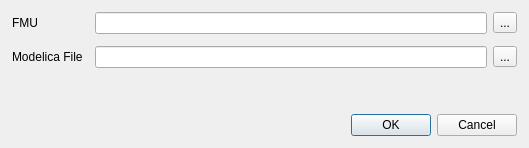
Qt form modelica_fmi/src/modelica_fmi/gui/forms/ImportDialog.ui (modelica/Modelica-FMI) before a commit.
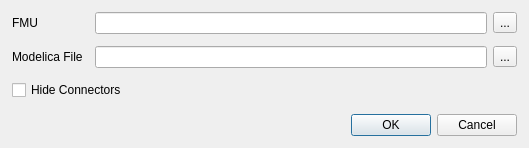
The same form after that commit. Icons and pictures are not drawn.

Commit message: Add "Hide Connectors" to Import Dialog

Patch:
```diff
--- a/modelica_fmi/src/modelica_fmi/gui/forms/ImportDialog.ui
+++ b/modelica_fmi/src/modelica_fmi/gui/forms/ImportDialog.ui
@@ -126,6 +126,13 @@
      </property>
     </spacer>
    </item>
+   <item row="2" column="0" colspan="2">
+    <widget class="QCheckBox" name="hideConnectorsCheckBox">
+     <property name="text">
+      <string>Hide Connectors</string>
+     </property>
+    </widget>
+   </item>
   </layout>
  </widget>
  <resources>
```
The commit also changes 2 other files.
